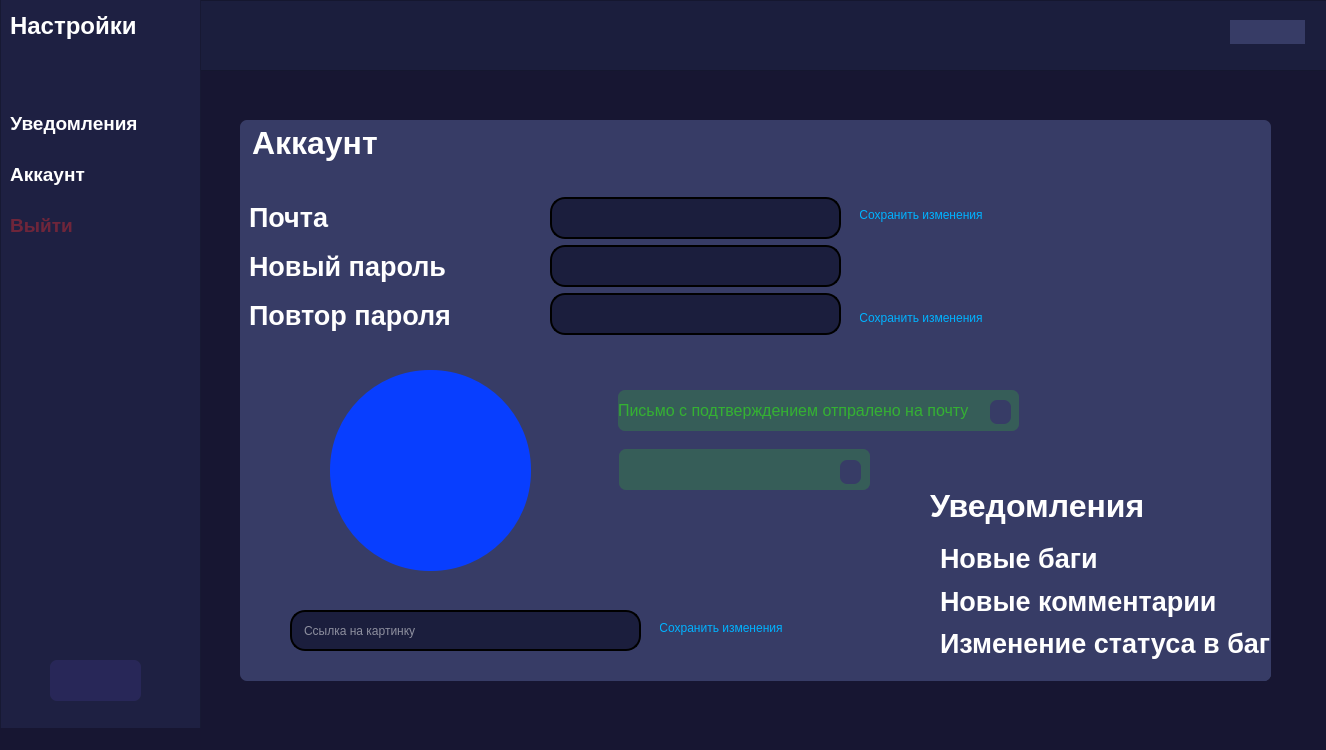
Qt form interfaces/settings1.ui (ArtShibaev/Bugtracker) before a commit.
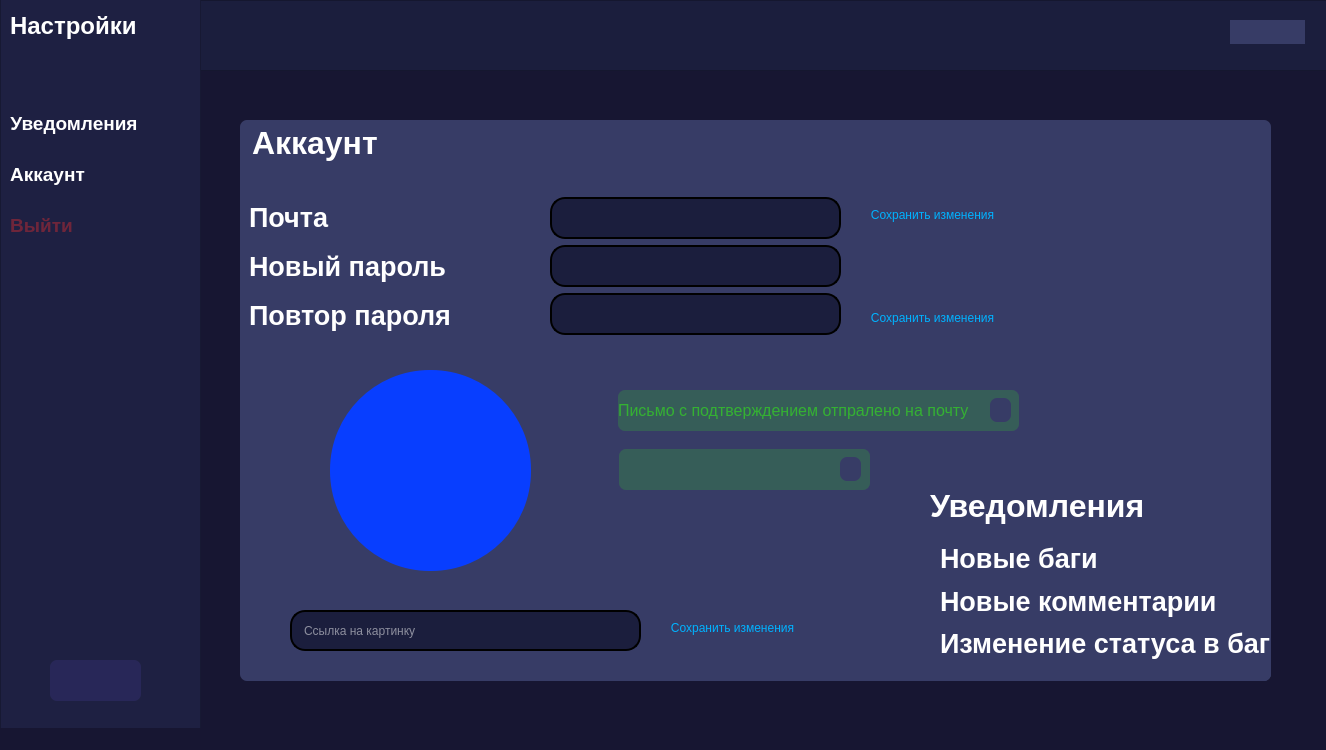
The same form after that commit. Icons and pictures are not drawn.

Commit message: Подтянул интерфейс

Diff of the .ui file:
```diff
--- a/interfaces/settings1.ui
+++ b/interfaces/settings1.ui
@@ -325,7 +325,7 @@
       <rect>
        <x>620</x>
        <y>87</y>
-       <width>122</width>
+       <width>145</width>
        <height>16</height>
       </rect>
      </property>
@@ -341,7 +341,7 @@
       <rect>
        <x>620</x>
        <y>190</y>
-       <width>122</width>
+       <width>145</width>
        <height>16</height>
       </rect>
      </property>
@@ -375,7 +375,7 @@
       <rect>
        <x>420</x>
        <y>500</y>
-       <width>122</width>
+       <width>145</width>
        <height>16</height>
       </rect>
      </property>
@@ -575,7 +575,7 @@
      <property name="geometry">
       <rect>
        <x>750</x>
-       <y>280</y>
+       <y>278</y>
        <width>21</width>
        <height>24</height>
       </rect>
@@ -588,7 +588,7 @@
      <property name="geometry">
       <rect>
        <x>600</x>
-       <y>340</y>
+       <y>337</y>
        <width>21</width>
        <height>24</height>
       </rect>
```
Left out of the diff: 8 changed lines with no effect on the pictures.
